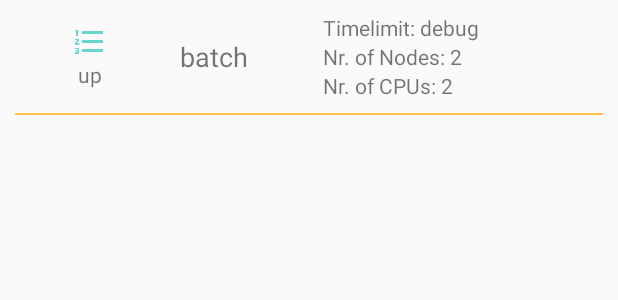
After one commit to heszgergely/AndroidLabProj, an Android app: the layout listitem_partition.xml on its own in the app's theme, with its tools: preview values and no code run, on a phone screen of 412 x 824 dp. The commit adds this screen. Shown: the top 300 px of the screen. Run offline under Robolectric (Android 15) with nearby library versions, the phone set to English and light mode, and no system bars.

Commit message:
Working layout, request, database, and checking whether changes in status happened.

```diff
--- a/mobile/src/main/java/com/example/hesz/labproject/Constants.java
+++ b/mobile/src/main/java/com/example/hesz/labproject/Constants.java
@@ -7,6 +7,6 @@ package com.example.hesz.labproject;
 public class Constants {
     public static final String REST_SERVER_ADDRESS = "http://192.168.43.70/~gergelyhesz";
     public static final String NODES_ADDRESS_SUFFIX = "/nodes.php";
-    public static final String JOBS_ADDRESS_SUFFIX = "/nodes.php";
-    public static final String PARTITIONS_ADDRESS_SUFFIX = "/nodes.php";
+    public static final String JOBS_ADDRESS_SUFFIX = "/jobs.php";
+    public static final String PARTITIONS_ADDRESS_SUFFIX = "/partitions.php";
 }
--- a/mobile/src/main/java/com/example/hesz/labproject/DownloadTask.java
+++ b/mobile/src/main/java/com/example/hesz/labproject/DownloadTask.java
@@ -126,6 +126,8 @@ public class DownloadTask extends AsyncTask<String, Integer, DownloadTask.Result
             connection.setConnectTimeout(3000);
             // For this use case, set HTTP method to GET.
             connection.setRequestMethod("GET");
+            connection.addRequestProperty("Username:","user");
+            connection.addRequestProperty("Password:","password");
             // Already true by default but setting just in case; needs to be true since this request
             // is carrying an input (response) body.
             connection.setDoInput(true);
--- /dev/null
+++ b/mobile/src/main/res/layout/listitem_partition.xml
@@ -0,0 +1,136 @@
+<?xml version="1.0" encoding="utf-8"?>
+<RelativeLayout
+    xmlns:android="http://schemas.android.com/apk/res/android"
+    xmlns:app="http://schemas.android.com/apk/res-auto"
+    android:layout_width="match_parent"
+    android:layout_height="wrap_content"
+    android:paddingRight="10dp"
+    android:paddingLeft="10dp"
+    >
+
+    <RelativeLayout
+        android:id="@+id/container"
+        android:layout_marginTop="3dp"
+        android:layout_width="match_parent"
+        android:layout_height="wrap_content">
+
+        <RelativeLayout
+            android:id="@+id/image_state"
+            android:padding="10dp"
+            android:layout_centerVertical="true"
+            android:layout_width="100dp"
+            android:layout_height="wrap_content">
+
+
+            <ImageView
+                android:id="@+id/imageView"
+                android:layout_width="wrap_content"
+                android:layout_height="wrap_content"
+                android:layout_centerHorizontal="true"
+                android:tint="@color/primaryLightColor"
+                app:srcCompat="@drawable/ic_format_list_numbered_black_24dp" />
+
+            <TextView
+                android:id="@+id/avail"
+                android:text="up"
+                android:layout_centerHorizontal="true"
+                android:layout_width="wrap_content"
+                android:layout_height="wrap_content"
+                android:layout_below="@+id/imageView"/>
+
+
+        </RelativeLayout>
+
+
+        <TextView
+            android:id="@+id/partition"
+            android:padding="10dp"
+            android:layout_width="100dp"
+            android:layout_centerHorizontal="true"
+            android:layout_height="wrap_content"
+            android:layout_centerVertical="true"
+            android:layout_toEndOf="@+id/image_state"
+            android:layout_toRightOf="@+id/image_state"
+            android:text="batch"
+            android:textSize="18sp" />
+
+
+        <RelativeLayout
+            android:id="@+id/details_first"
+            android:layout_width="wrap_content"
+            android:padding="5dp"
+            android:layout_toEndOf="@+id/partition"
+            android:layout_toRightOf="@+id/partition"
+            android:layout_height="wrap_content">
+
+
+            <TextView
+                android:id="@+id/timelimit_text"
+                android:text="Timelimit: "
+                android:layout_width="wrap_content"
+                android:layout_height="wrap_content" />
+            <TextView
+                android:id="@+id/timelimit"
+                android:text="debug"
+                android:layout_toEndOf="@+id/timelimit_text"
+                android:layout_toRightOf="@+id/timelimit_text"
+                android:layout_width="wrap_content"
+                android:layout_height="wrap_content" />
+
+            <TextView
+                android:id="@+id/nodes_text"
+                android:text="Nr. of Nodes: "
+                android:layout_below="@+id/timelimit_text"
+                android:layout_width="wrap_content"
+                android:layout_height="wrap_content" />
+            <TextView
+                android:id="@+id/nodes"
+                android:text="2"
+                android:layout_below="@+id/timelimit_text"
+                android:layout_toEndOf="@+id/nodes_text"
+                android:layout_toRightOf="@+id/nodes_text"
+                android:layout_width="wrap_content"
+                android:layout_height="wrap_content" />
+
+            <TextView
+                android:id="@+id/nodelist_text"
+                android:text="Nr. of CPUs: "
+                android:layout_below="@+id/nodes_text"
+                android:layout_width="wrap_content"
+                android:layout_height="wrap_content" />
+            <TextView
+                android:id="@+id/nodelist"
+                android:text="2"
+                android:layout_below="@+id/nodes_text"
+                android:layout_toEndOf="@+id/nodelist_text"
+                android:layout_toRightOf="@+id/nodelist_text"
+                android:layout_width="wrap_content"
+                android:layout_height="wrap_content" />
+
+
+        </RelativeLayout>
+
+
+    </RelativeLayout>
+
+
+    <RelativeLayout
+        android:layout_width="match_parent"
+        android:layout_height="1dp"
+        android:layout_marginTop="3dp"
+        android:layout_below="@+id/container"
+        android:background="@color/secondaryLightColor"/>
+
+
+
+
+</RelativeLayout>
+
+    <!--
+      "partition":"batch",
+      "avail":"up",
+      "timelimit":"infinite",
+      "nodes":"2\/6\/0\/8",
+      "nodelist":"adev[8-15]"
+
+    -->
```
Also changed, not shown: mobile/src/main/java/com/example/hesz/labproject/DataBaseHelper.java (added, +168 -0 lines), mobile/src/main/java/com/example/hesz/labproject/JobContentFragment.java (+5 -3 lines), mobile/src/main/java/com/example/hesz/labproject/JobsFragment.java (+68 -8 lines), mobile/src/main/java/com/example/hesz/labproject/NodesFragment.java (+8 -7 lines), mobile/src/main/java/com/example/hesz/labproject/PartitionsFragment.java (+38 -30 lines).
